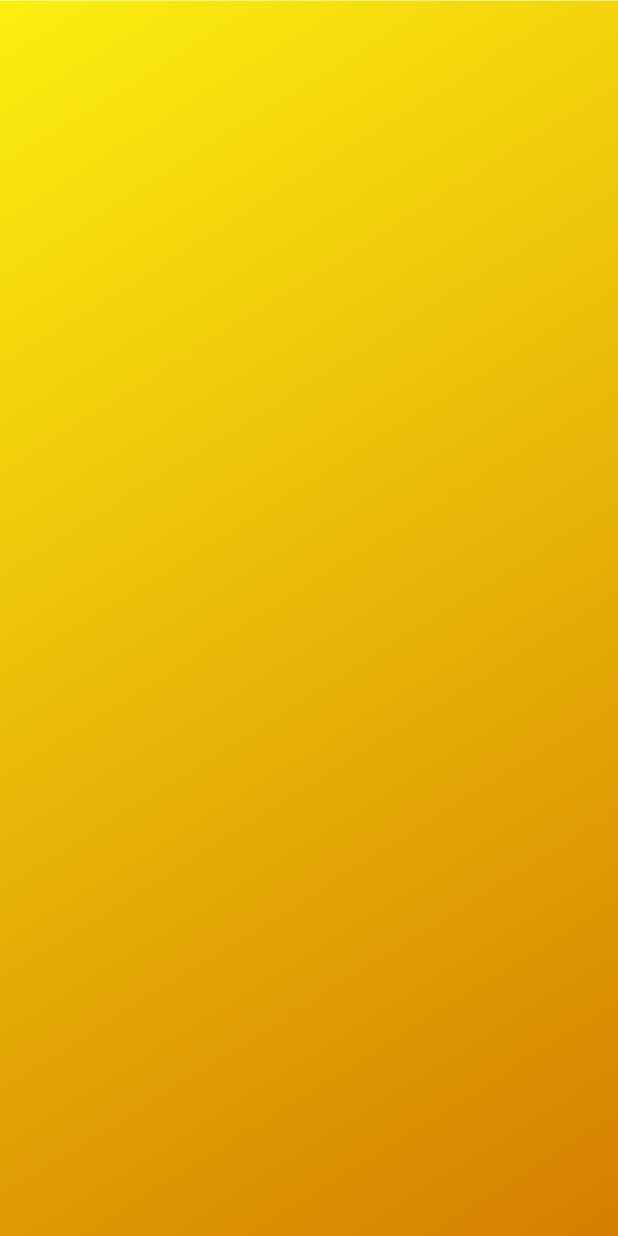
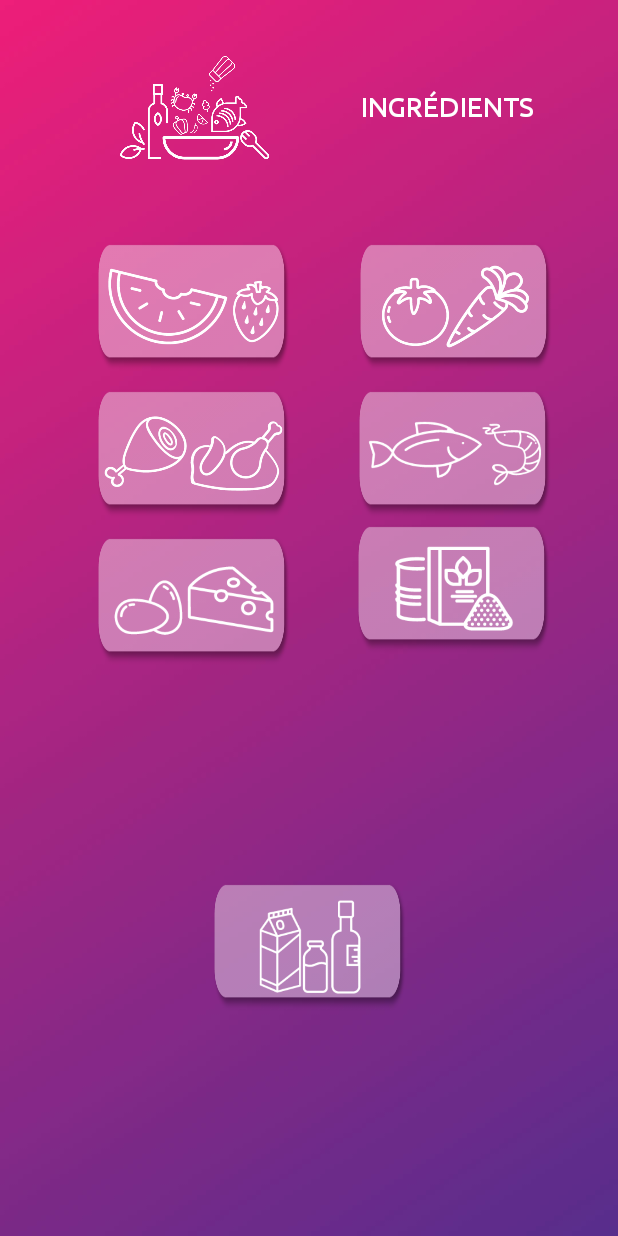
Before and after one commit to vcoquinot/shoping, an Android app: the categorie_ingredient screen opened directly, with no data from a screen before it, on a phone screen of 412 x 824 dp. Run offline under Robolectric (Android 15) with nearby library versions, the light colour scheme and no system bars; Roboto replaces fonts that are not available here.

Commit message:
activity 30

```diff
--- a/Shoping/app/src/main/java/com/example/morga/shoping/categorie_recette.java
+++ b/Shoping/app/src/main/java/com/example/morga/shoping/categorie_recette.java
@@ -6,12 +6,14 @@ import android.os.Bundle;
 import android.view.Menu;
 import android.view.MenuInflater;
 import android.view.View;
+import android.view.Window;
 
 public class categorie_recette extends AppCompatActivity {
 
     @Override
     protected void onCreate(Bundle savedInstanceState) {
         super.onCreate(savedInstanceState);
+        requestWindowFeature(Window.FEATURE_NO_TITLE);
         setContentView(R.layout.activity_20categorie_recette);
     }
     @Override
@@ -21,7 +23,7 @@ public class categorie_recette extends AppCompatActivity {
         return super.onCreateOptionsMenu(menu);
     }
 
-    /*public void ClickEntree(View EntreeButton) {
+    public void ClickEntree(View EntreeButton) {
         Intent intent = new Intent(categorie_recette.this, Ma_recette.class);
         startActivity(intent);
     }
@@ -39,5 +41,5 @@ public class categorie_recette extends AppCompatActivity {
     public void ClickAutre(View AutreButton) {
         Intent intent = new Intent(categorie_recette.this, Ma_recette.class);
         startActivity(intent);
-    }*/
+    }
 }
--- a/Shoping/app/src/main/res/layout/activity_20categorie_recette.xml
+++ b/Shoping/app/src/main/res/layout/activity_20categorie_recette.xml
@@ -15,14 +15,15 @@
         android:layout_marginEnd="5dp"
         android:layout_marginStart="24dp"
         android:layout_marginTop="16dp"
-        app:layout_constraintEnd_toStartOf="@+id/textView2"
+        android:background="@android:color/transparent"
+        app:layout_constraintEnd_toStartOf="@+id/TitreRecettes"
         app:layout_constraintHorizontal_bias="0.821"
         app:layout_constraintStart_toStartOf="parent"
         app:layout_constraintTop_toTopOf="parent"
         app:srcCompat="@drawable/top_recettes" />
 
     <TextView
-        android:id="@+id/textView2"
+        android:id="@+id/TitreRecettes"
         android:layout_width="100dp"
         android:layout_height="34dp"
         android:layout_marginBottom="8dp"
--- a/Shoping/app/src/main/res/layout/activity_30categorie_ingredient.xml
+++ b/Shoping/app/src/main/res/layout/activity_30categorie_ingredient.xml
@@ -4,7 +4,128 @@
     xmlns:tools="http://schemas.android.com/tools"
     android:layout_width="match_parent"
     android:layout_height="match_parent"
-    android:background="@drawable/gradient_ma_selection"
+    android:background="@drawable/gradient_ingredients"
     tools:context="com.example.morga.shoping.categorie_ingredient">
 
+    <ImageView
+        android:id="@+id/ingredients"
+        android:layout_width="114dp"
+        android:layout_height="111dp"
+        android:layout_marginEnd="5dp"
+        android:layout_marginStart="24dp"
+        android:layout_marginTop="16dp"
+        android:background="@android:color/transparent"
+        app:layout_constraintEnd_toStartOf="@+id/titreIngredients"
+        app:layout_constraintStart_toStartOf="parent"
+        app:layout_constraintTop_toTopOf="parent"
+        app:srcCompat="@drawable/top_ingredients" />
+
+    <TextView
+        android:id="@+id/titreIngredients"
+        android:layout_width="wrap_content"
+        android:layout_height="wrap_content"
+        android:layout_marginEnd="56dp"
+        android:layout_marginTop="60dp"
+        android:fontFamily="@font/ubuntu_medium"
+        android:text="INGRÉDIENTS"
+        android:textAppearance="@style/TextAppearance.AppCompat"
+        android:textColor="@android:color/white"
+        android:textSize="18sp"
+        app:layout_constraintEnd_toEndOf="parent"
+        app:layout_constraintTop_toTopOf="parent" />
+
+    <ImageButton
+        android:id="@+id/fruits"
+        android:layout_width="130dp"
+        android:layout_height="90dp"
+        android:layout_marginStart="64dp"
+        android:layout_marginTop="32dp"
+        android:background="@drawable/bt_40"
+        android:scaleType="fitCenter"
+        app:layout_constraintStart_toStartOf="parent"
+        app:layout_constraintTop_toBottomOf="@+id/ingredients"
+        app:srcCompat="@drawable/ing_fruits" />
+
+    <ImageButton
+        android:id="@+id/légumes"
+        android:layout_width="130dp"
+        android:layout_height="90dp"
+        android:layout_marginEnd="8dp"
+        android:layout_marginStart="8dp"
+        android:layout_marginTop="32dp"
+        android:background="@drawable/bt_40"
+        android:scaleType="fitCenter"
+        app:layout_constraintEnd_toEndOf="parent"
+        app:layout_constraintHorizontal_bias="0.507"
+        app:layout_constraintStart_toEndOf="@+id/fruits"
+        app:layout_constraintTop_toBottomOf="@+id/ingredients"
+        app:srcCompat="@drawable/ing_legumes" />
+
+    <ImageButton
+        android:id="@+id/boucherie"
+        android:layout_width="130dp"
+        android:layout_height="90dp"
+        android:layout_marginStart="64dp"
+        android:layout_marginTop="8dp"
+        android:background="@drawable/bt_40"
+        android:scaleType="fitCenter"
+        app:layout_constraintStart_toStartOf="parent"
+        app:layout_constraintTop_toBottomOf="@+id/fruits"
+        app:srcCompat="@drawable/ing_boucherie" />
+
+    <ImageButton
+        android:id="@+id/boissons"
+        android:layout_width="130dp"
+        android:layout_height="90dp"
+        android:layout_marginBottom="8dp"
+        android:layout_marginEnd="8dp"
+        android:layout_marginStart="8dp"
+        android:layout_marginTop="8dp"
+        android:background="@drawable/bt_40"
+        android:scaleType="fitCenter"
+        app:layout_constraintBottom_toBottomOf="parent"
+        app:layout_constraintEnd_toEndOf="parent"
+        app:layout_constraintStart_toStartOf="parent"
+        app:layout_constraintTop_toBottomOf="@+id/epicerie"
+        app:srcCompat="@drawable/ing_boisson" />
+
+    <ImageButton
+        android:id="@+id/poissonnerie"
+        android:layout_width="130dp"
+        android:layout_height="90dp"
+        android:layout_marginEnd="8dp"
+        android:layout_marginStart="8dp"
+        android:layout_marginTop="8dp"
+        android:background="@drawable/bt_40"
+        android:scaleType="fitCenter"
+        app:layout_constraintEnd_toEndOf="parent"
+        app:layout_constraintStart_toEndOf="@+id/boucherie"
+        app:layout_constraintTop_toBottomOf="@+id/légumes"
+        app:srcCompat="@drawable/ing_poissonnerie" />
+
+    <ImageButton
+        android:id="@+id/epicerie"
+        android:layout_width="130dp"
+        android:layout_height="90dp"
+        android:layout_marginEnd="8dp"
+        android:layout_marginStart="8dp"
+        android:background="@drawable/bt_40"
+        android:scaleType="fitCenter"
+        app:layout_constraintEnd_toEndOf="parent"
+        app:layout_constraintHorizontal_bias="0.487"
+        app:layout_constraintStart_toEndOf="@+id/frais"
+        app:layout_constraintTop_toBottomOf="@+id/poissonnerie"
+        app:srcCompat="@drawable/ing_epicerie" />
+
+    <ImageButton
+        android:id="@+id/frais"
+        android:layout_width="130dp"
+        android:layout_height="90dp"
+        android:layout_marginStart="64dp"
+        android:layout_marginTop="8dp"
+        android:background="@drawable/bt_40"
+        android:scaleType="fitCenter"
+        app:layout_constraintStart_toStartOf="parent"
+        app:layout_constraintTop_toBottomOf="@+id/boucherie"
+        app:srcCompat="@drawable/ing_frais" />
 </android.support.constraint.ConstraintLayout>
```
